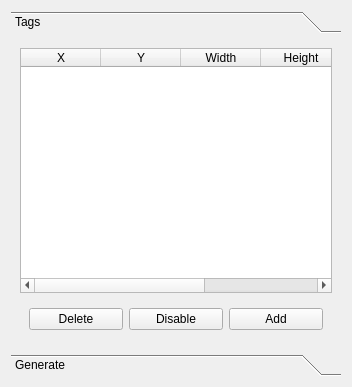
berndhahnebach/All_FreeCAD, file src/Mod/Path/Gui/Resources/panels/HoldingTagsEdit.ui: the form before one commit.
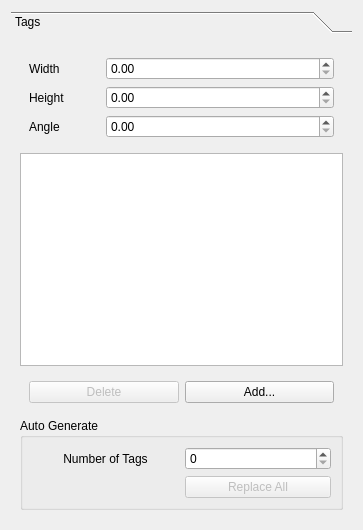
The form after the commit.

Commit message: Fixed alignment issue and unit tests. The trick is really to over-extend edges before creationg shapes for the common operation, and trying to avoid alignment of the edge with the cone's seam.

What changed in the file:
```diff
--- a/src/Mod/Path/Gui/Resources/panels/HoldingTagsEdit.ui
+++ b/src/Mod/Path/Gui/Resources/panels/HoldingTagsEdit.ui
@@ -6,8 +6,8 @@
    <rect>
     <x>0</x>
     <y>0</y>
-    <width>352</width>
-    <height>387</height>
+    <width>363</width>
+    <height>530</height>
    </rect>
   </property>
   <property name="windowTitle">
@@ -27,8 +27,8 @@
        <rect>
         <x>0</x>
         <y>0</y>
-        <width>334</width>
-        <height>311</height>
+        <width>345</width>
+        <height>476</height>
        </rect>
       </property>
       <attribute name="label">
@@ -36,199 +36,118 @@
       </attribute>
       <layout class="QVBoxLayout" name="verticalLayout">
        <item>
-        <widget class="QTableWidget" name="twTags">
-         <property name="sizePolicy">
-          <sizepolicy hsizetype="Expanding" vsizetype="Expanding">
-           <horstretch>0</horstretch>
-           <verstretch>0</verstretch>
-          </sizepolicy>
-         </property>
-         <property name="sortingEnabled">
-          <bool>true</bool>
-         </property>
-         <attribute name="horizontalHeaderDefaultSectionSize">
-          <number>80</number>
-         </attribute>
-         <attribute name="verticalHeaderVisible">
-          <bool>false</bool>
-         </attribute>
-         <column>
-          <property name="text">
-           <string>X</string>
+        <widget class="QWidget" name="widget_2" native="true">
+         <layout class="QFormLayout">
+          <property name="fieldGrowthPolicy">
+           <enum>QFormLayout::AllNonFixedFieldsGrow</enum>
           </property>
-         </column>
-         <column>
-          <property name="text">
-           <string>Y</string>
-          </property>
-         </column>
-         <column>
-          <property name="text">
-           <string>Width</string>
-          </property>
-         </column>
-         <column>
-          <property name="text">
-           <string>Height</string>
-          </property>
-         </column>
-         <column>
-          <property name="text">
-           <string>Angle</string>
-          </property>
-         </column>
+          <item row="0" column="0">
+           <widget class="QLabel" name="label_2">
+            <property name="text">
+             <string>Width</string>
+            </property>
+           </widget>
+          </item>
+          <item row="0" column="1">
+           <widget class="QDoubleSpinBox" name="dsbWidth">
+            <property name="toolTip">
+             <string>&lt;html&gt;&lt;head/&gt;&lt;body&gt;&lt;p&gt;Specify the resulting width of tags at the base.&lt;/p&gt;&lt;p&gt;The initial default width is based on the longest edge found in the base path.&lt;/p&gt;&lt;/body&gt;&lt;/html&gt;</string>
+            </property>
+           </widget>
+          </item>
+          <item row="1" column="0">
+           <widget class="QLabel" name="label_3">
+            <property name="text">
+             <string>Height</string>
+            </property>
+           </widget>
+          </item>
+          <item row="1" column="1">
+           <widget class="QDoubleSpinBox" name="dsbHeight">
+            <property name="toolTip">
+             <string>&lt;html&gt;&lt;head/&gt;&lt;body&gt;&lt;p&gt;Height of holding tags.&lt;/p&gt;&lt;/body&gt;&lt;/html&gt;</string>
+            </property>
+           </widget>
+          </item>
+          <item row="2" column="0">
+           <widget class="QLabel" name="label_4">
+            <property name="text">
+             <string>Angle            </string>
+            </property>
+           </widget>
+          </item>
+          <item row="2" column="1">
+           <widget class="QDoubleSpinBox" name="dsbAngle">
+            <property name="toolTip">
+             <string>&lt;html&gt;&lt;head/&gt;&lt;body&gt;&lt;p&gt;Angle of ascend and descend of the tool for the holding tag cutout.&lt;/p&gt;&lt;p&gt;&lt;br/&gt;&lt;/p&gt;&lt;p&gt;If the angle is too flat for the given width to reach the specified height the resulting tag will have a triangular shape and not as high as specified.&lt;/p&gt;&lt;/body&gt;&lt;/html&gt;</string>
+            </property>
+           </widget>
+          </item>
+         </layout>
+        </widget>
+       </item>
+       <item>
+        <widget class="QListWidget" name="lwTags">
+         <property name="toolTip">
+          <string>&lt;html&gt;&lt;head/&gt;&lt;body&gt;&lt;p&gt;List of current tags.&lt;/p&gt;&lt;p&gt;Edit coordinates to move tag or invoker snapper tool.&lt;/p&gt;&lt;/body&gt;&lt;/html&gt;</string>
+         </property>
         </widget>
        </item>
        <item>
         <widget class="QWidget" name="widget" native="true">
-         <layout class="QHBoxLayout" name="horizontalLayout">
-          <item>
+         <layout class="QGridLayout" name="gridLayout">
+          <item row="0" column="0">
            <widget class="QPushButton" name="pbDelete">
+            <property name="enabled">
+             <bool>false</bool>
+            </property>
             <property name="text">
              <string>Delete</string>
             </property>
            </widget>
           </item>
-          <item>
-           <widget class="QPushButton" name="pbDisable">
-            <property name="text">
-             <string>Disable</string>
-            </property>
-           </widget>
-          </item>
-          <item>
+          <item row="0" column="1">
            <widget class="QPushButton" name="pbAdd">
             <property name="text">
-             <string>Add</string>
+             <string>Add...</string>
             </property>
            </widget>
           </item>
          </layout>
         </widget>
        </item>
-      </layout>
-     </widget>
-     <widget class="QWidget" name="tbpGenerate">
-      <property name="geometry">
-       <rect>
-        <x>0</x>
-        <y>0</y>
-        <width>334</width>
-        <height>311</height>
-       </rect>
-      </property>
-      <attribute name="label">
-       <string>Generate</string>
-      </attribute>
-      <layout class="QFormLayout" name="formLayout_2">
-       <item row="4" column="0">
-        <widget class="QLabel" name="lWidth">
-         <property name="text">
-          <string>Width</string>
-         </property>
-        </widget>
-       </item>
-       <item row="4" column="1">
-        <widget class="QDoubleSpinBox" name="dsbWidth">
-         <property name="toolTip">
-          <string>&lt;html&gt;&lt;head/&gt;&lt;body&gt;&lt;p&gt;Width of each tag.&lt;/p&gt;&lt;/body&gt;&lt;/html&gt;</string>
-         </property>
-        </widget>
-       </item>
-       <item row="5" column="0">
-        <widget class="QLabel" name="lHeight">
-         <property name="text">
-          <string>Height</string>
-         </property>
-        </widget>
-       </item>
-       <item row="5" column="1">
-        <widget class="QDoubleSpinBox" name="dsbHeight">
-         <property name="toolTip">
-          <string>&lt;html&gt;&lt;head/&gt;&lt;body&gt;&lt;p&gt;The height of the holding tag measured from the bottom of the path. By default this is set to the (estimated) height of the path.&lt;/p&gt;&lt;/body&gt;&lt;/html&gt;</string>
-         </property>
-        </widget>
-       </item>
-       <item row="6" column="0">
-        <widget class="QLabel" name="lAngle">
-         <property name="enabled">
-          <bool>true</bool>
-         </property>
-         <property name="text">
-          <string>Angle    </string>
-         </property>
-        </widget>
-       </item>
-       <item row="6" column="1">
-        <widget class="QDoubleSpinBox" name="dsbAngle">
-         <property name="enabled">
-          <bool>true</bool>
-         </property>
-         <property name="toolTip">
-          <string>&lt;html&gt;&lt;head/&gt;&lt;body&gt;&lt;p&gt;Angle of tag walls.&lt;/p&gt;&lt;/body&gt;&lt;/html&gt;</string>
-         </property>
-        </widget>
-       </item>
-       <item row="7" column="1">
-        <widget class="QDialogButtonBox" name="buttonBox">
-         <property name="standardButtons">
-          <set>QDialogButtonBox::Apply|QDialogButtonBox::Ok</set>
-         </property>
-        </widget>
-       </item>
-       <item row="8" column="0">
-        <spacer name="verticalSpacer">
-         <property name="orientation">
-          <enum>Qt::Vertical</enum>
-         </property>
-         <property name="sizeHint" stdset="0">
-          <size>
-           <width>20</width>
-           <height>40</height>
-          </size>
-         </property>
-        </spacer>
-       </item>
-       <item row="1" column="0" colspan="2">
+       <item>
         <widget class="QGroupBox" name="groupBox">
          <property name="title">
-          <string>Layout</string>
+          <string>Auto Generate</string>
          </property>
-         <layout class="QFormLayout" name="formLayout">
-          <item row="0" column="0">
-           <widget class="QLabel" name="lCount">
-            <property name="text">
-             <string>Count</string>
-            </property>
-           </widget>
+         <layout class="QGridLayout" name="gridLayout_3">
+          <item row="1" column="1">
+           <widget class="QSpinBox" name="sbCount"/>
           </item>
-          <item row="0" column="1">
-           <widget class="QSpinBox" name="sbCount">
-            <property name="toolTip">
-             <string>&lt;html&gt;&lt;head/&gt;&lt;body&gt;&lt;p&gt;Enter the number of tags you wish to have.&lt;/p&gt;&lt;p&gt;&lt;br/&gt;&lt;/p&gt;&lt;p&gt;Note that sometimes it's necessary to enter a larger than desired count number and disable the ones tags you don't want in order to get the holding tag layout you want.&lt;/p&gt;&lt;/body&gt;&lt;/html&gt;</string>
+          <item row="2" column="1">
+           <widget class="QPushButton" name="pbGenerate">
+            <property name="enabled">
+             <bool>false</bool>
+            </property>
+            <property name="text">
+             <string>Replace All</string>
             </property>
            </widget>
           </item>
           <item row="1" column="0">
            <widget class="QLabel" name="label">
             <property name="text">
-             <string>Spacing        </string>
+             <string>Number of Tags</string>
+            </property>
+            <property name="alignment">
+             <set>Qt::AlignCenter</set>
             </property>
            </widget>
           </item>
-          <item row="1" column="1">
-           <widget class="QDoubleSpinBox" name="dsbSpacing"/>
-          </item>
          </layout>
         </widget>
        </item>
-       <item row="0" column="0">
-        <widget class="QCheckBox" name="cbAutoApply">
-         <property name="text">
-          <string>Auto Apply</string>
-         </property>
-        </widget>
-       </item>
       </layout>
      </widget>
     </widget>
```
The commit also changes 5 other files.
